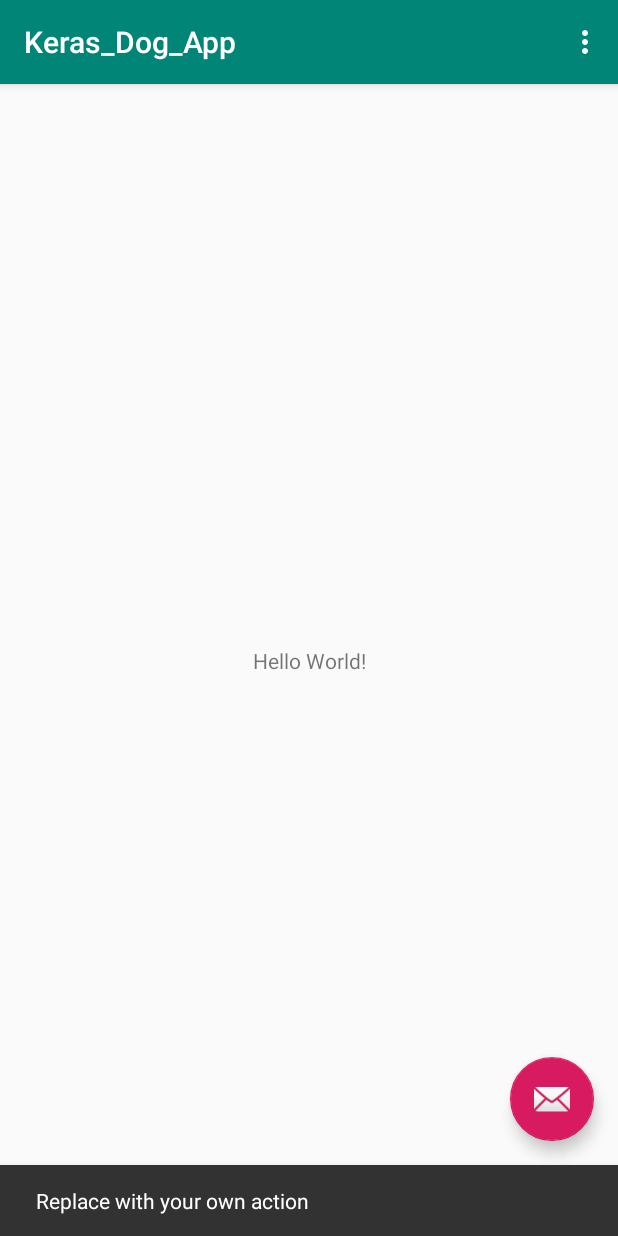
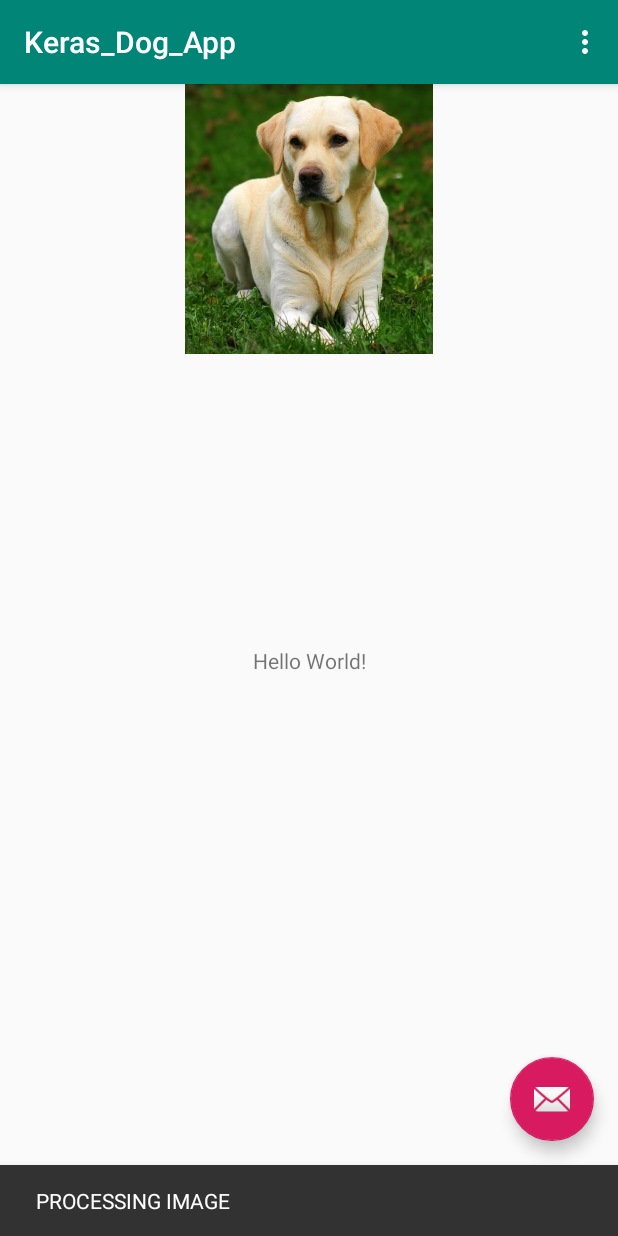
Before and after one commit to farmaker47/Keras_Dog_App, an Android app: the screen it shows after launch (MainActivity), after a tap on an icon or button, on a phone screen of 412 x 824 dp. Run offline under Robolectric (Android 15) with nearby library versions, the phone set to English and light mode, and no system bars; libraries missing offline, so code that uses them is left out: org.tensorflow.contrib; 5 statements that could not run were skipped.

Commit message:
Compute the first image unsuccesfully with wrong input.

```diff
--- a/app/src/main/java/com/example/keras_dog_app/MainActivity.java
+++ b/app/src/main/java/com/example/keras_dog_app/MainActivity.java
@@ -1,5 +1,8 @@
 package com.example.keras_dog_app;
 
+import android.graphics.Bitmap;
+import android.graphics.BitmapFactory;
+import android.os.AsyncTask;
 import android.os.Bundle;
 import android.support.design.widget.FloatingActionButton;
 import android.support.design.widget.Snackbar;
@@ -8,8 +11,37 @@ import android.support.v7.widget.Toolbar;
 import android.view.View;
 import android.view.Menu;
 import android.view.MenuItem;
+import android.widget.ImageView;
+import android.widget.TextView;
+
+import com.example.keras_dog_app.Utils.ImageUtils;
+
+import org.tensorflow.contrib.android.TensorFlowInferenceInterface;
+
+import java.io.InputStream;
 
 public class MainActivity extends AppCompatActivity {
+
+    //Load the tensorflow inference library
+    static {
+        System.loadLibrary("tensorflow_inference");
+    }
+
+    //PATH TO OUR MODEL FILE AND NAMES OF THE INPUT AND OUTPUT NODES
+    private String MODEL_PATH = "file:///android_asset/keras_dogs.pb";
+    private String INPUT_NAME = "global_average_pooling2d_1_input";
+    private String OUTPUT_NAME = "output_1";
+    private TensorFlowInferenceInterface tf;
+
+    //ARRAY TO HOLD THE PREDICTIONS AND FLOAT VALUES TO HOLD THE IMAGE DATA
+    float[] PREDICTIONS = new float[1000];
+    private float[] floatValues;
+    /*private int[] INPUT_SIZE = {224,224,3};*/
+    private int[] INPUT_SIZE = {224,224,3};
+
+    private TextView resultView;
+    private ImageView imageView;
+    private Snackbar progressBar;
 
     @Override
     protected void onCreate(Bundle savedInstanceState) {
@@ -18,14 +50,41 @@ public class MainActivity extends AppCompatActivity {
         Toolbar toolbar = findViewById(R.id.toolbar);
         setSupportActionBar(toolbar);
 
+        //initialize tensorflow with the AssetManager and the Model
+        tf = new TensorFlowInferenceInterface(getAssets(),MODEL_PATH);
+
+        resultView = findViewById(R.id.textViewResult);
+        imageView = findViewById(R.id.imageViewPhoto);
+
+        progressBar = Snackbar.make(imageView,"PROCESSING IMAGE",Snackbar.LENGTH_INDEFINITE);
+
         FloatingActionButton fab = findViewById(R.id.fab);
         fab.setOnClickListener(new View.OnClickListener() {
             @Override
             public void onClick(View view) {
-                Snackbar.make(view, "Replace with your own action", Snackbar.LENGTH_LONG)
-                        .setAction("Action", null).show();
+                /*Snackbar.make(view, "Replace with your own action", Snackbar.LENGTH_LONG)
+                        .setAction("Action", null).show();*/
+
+                try{
+
+                    //READ THE IMAGE FROM ASSETS FOLDER
+                    InputStream imageStream = getAssets().open("labrador.jpg");
+
+                    Bitmap bitmap = BitmapFactory.decodeStream(imageStream);
+
+                    imageView.setImageBitmap(bitmap);
+
+                    progressBar.show();
+
+                    predict(bitmap);
+                }
+                catch (Exception e){
+
+                }
             }
         });
+
+
     }
 
     @Override
@@ -49,4 +108,98 @@ public class MainActivity extends AppCompatActivity {
 
         return super.onOptionsItemSelected(item);
     }
+
+    //FUNCTION TO COMPUTE THE MAXIMUM PREDICTION AND ITS CONFIDENCE
+    public Object[] argmax(float[] array){
+
+
+        int best = -1;
+        float best_confidence = 0.0f;
+
+        for(int i = 0;i < array.length;i++){
+
+            float value = array[i];
+
+            if (value > best_confidence){
+
+                best_confidence = value;
+                best = i;
+            }
+        }
+
+        return new Object[]{best,best_confidence};
+
+
+    }
+
+    //Class that takes in a bitmap and performs inference
+    public void predict(final Bitmap bitmap){
+
+
+        //Runs inference in background thread
+        new AsyncTask<Integer,Integer,Integer>(){
+
+            @Override
+
+            protected Integer doInBackground(Integer ...params){
+
+                //Resize the image into 224 x 224
+                Bitmap resized_image = ImageUtils.processBitmap(bitmap,224);
+
+                //Normalize the pixels
+                floatValues = ImageUtils.normalizeBitmap(resized_image,224,127.5f,1.0f);
+
+                //Pass input into the tensorflow
+                tf.feed(INPUT_NAME,floatValues,1,224,224,3);
+
+                //compute predictions
+                tf.run(new String[]{OUTPUT_NAME});
+
+                //copy the output into the PREDICTIONS array
+                tf.fetch(OUTPUT_NAME,PREDICTIONS);
+
+                //Obtained highest prediction
+                Object[] results = argmax(PREDICTIONS);
+
+
+                int class_index = (Integer) results[0];
+                float confidence = (Float) results[1];
+
+
+                try{
+
+                    final String conf = String.valueOf(confidence * 100).substring(0,5);
+
+                    //Convert predicted class index into actual label name
+                    final String label = ImageUtils.getLabel(getAssets().open("labels.json"),class_index);
+
+
+
+                    //Display result on UI
+                    runOnUiThread(new Runnable() {
+                        @Override
+                        public void run() {
+
+                            progressBar.dismiss();
+                            resultView.setText(label + " : " + conf + "%");
+
+                        }
+                    });
+
+                }
+
+                catch (Exception e){
+
+
+                }
+
+
+                return 0;
+            }
+
+
+
+        }.execute(0);
+
+    }
 }
--- a/app/src/main/res/layout/content_main.xml
+++ b/app/src/main/res/layout/content_main.xml
@@ -8,7 +8,13 @@
     tools:context=".MainActivity"
     tools:showIn="@layout/activity_main">
 
+    <ImageView
+        android:id="@+id/imageViewPhoto"
+        android:layout_width="match_parent"
+        android:layout_height="180dp" />
+
     <TextView
+        android:id="@+id/textViewResult"
         android:layout_width="wrap_content"
         android:layout_height="wrap_content"
         android:text="Hello World!"
```
Also changed, not shown: app/src/main/assets/labrador.jpg (added).
